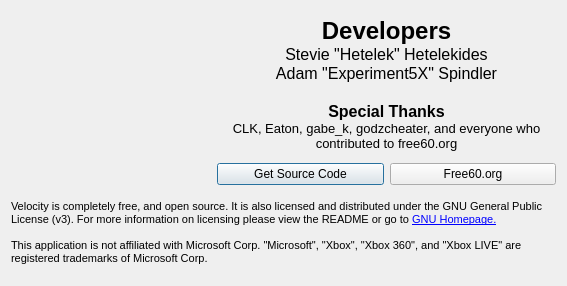
Before: the Qt Designer form Velocity/about.ui in hetelek/Velocity, drawn with Qt 5.
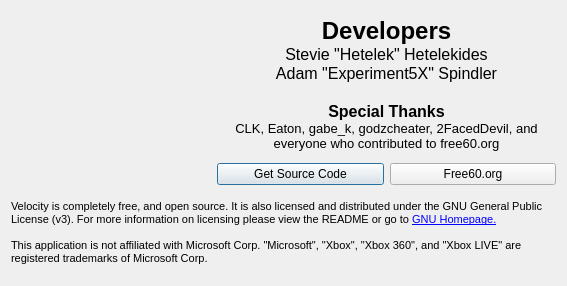
After: the same form once the commit is applied. Icons and pictures are not drawn.

Commit message: added 2FacedDevil to the special thanks

The edit to the form file:
```diff
--- a/Velocity/about.ui
+++ b/Velocity/about.ui
@@ -53,7 +53,7 @@
 &lt;p align=&quot;center&quot; style=&quot; margin-top:0px; margin-bottom:0px; margin-left:0px; margin-right:0px; -qt-block-indent:0; text-indent:0px;&quot;&gt;&lt;span style=&quot; font-size:12pt;&quot;&gt;Adam &amp;quot;Experiment5X&amp;quot; Spindler&lt;/span&gt;&lt;/p&gt;
 &lt;p align=&quot;center&quot; style=&quot;-qt-paragraph-type:empty; margin-top:0px; margin-bottom:0px; margin-left:0px; margin-right:0px; -qt-block-indent:0; text-indent:0px; font-size:12pt;&quot;&gt;&lt;/p&gt;
 &lt;p align=&quot;center&quot; style=&quot; margin-top:0px; margin-bottom:0px; margin-left:0px; margin-right:0px; -qt-block-indent:0; text-indent:0px;&quot;&gt;&lt;span style=&quot; font-size:12pt; font-weight:600;&quot;&gt;Special Thanks&lt;/span&gt;&lt;/p&gt;
-&lt;p align=&quot;center&quot; style=&quot; margin-top:0px; margin-bottom:0px; margin-left:0px; margin-right:0px; -qt-block-indent:0; text-indent:0px;&quot;&gt;&lt;span style=&quot; font-size:10pt;&quot;&gt;CLK, Eaton, gabe_k, godzcheater, and everyone who contributed to free60.org&lt;/span&gt;&lt;/p&gt;&lt;/body&gt;&lt;/html&gt;</string>
+&lt;p align=&quot;center&quot; style=&quot; margin-top:0px; margin-bottom:0px; margin-left:0px; margin-right:0px; -qt-block-indent:0; text-indent:0px;&quot;&gt;&lt;span style=&quot; font-size:10pt;&quot;&gt;CLK, Eaton, gabe_k, godzcheater, 2FacedDevil, and everyone who contributed to free60.org&lt;/span&gt;&lt;/p&gt;&lt;/body&gt;&lt;/html&gt;</string>
        </property>
        <property name="wordWrap">
         <bool>true</bool>
```
